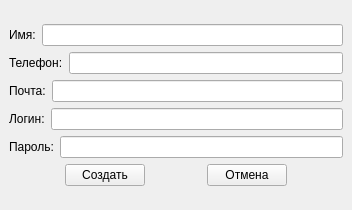
This is app/forms/ui/create_user.ui in Robert-ass911/Diplom as Qt 5 draws it before an edit. The edited form follows.
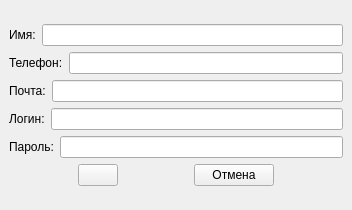
This is the edited form.

```diff
--- a/app/forms/ui/create_user.ui
+++ b/app/forms/ui/create_user.ui
@@ -105,7 +105,7 @@
         <item>
          <widget class="QPushButton" name="create_btn">
           <property name="text">
-           <string>Создать</string>
+           <string/>
           </property>
          </widget>
         </item>
```
